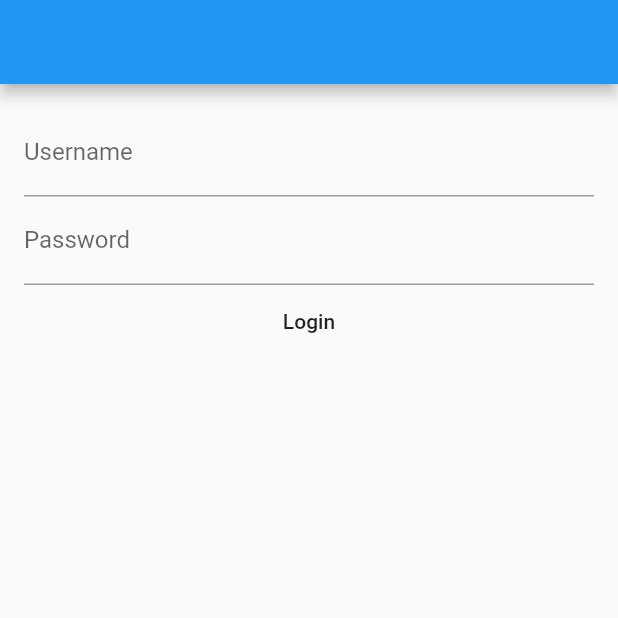
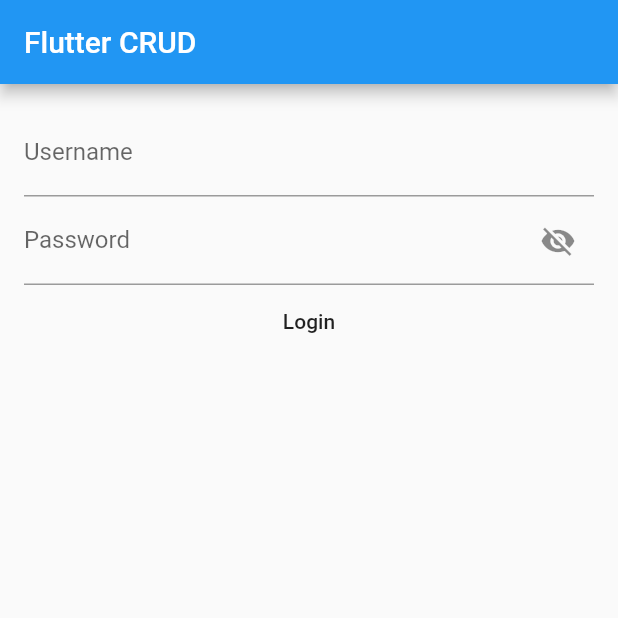
Before and after one commit to qkohst/flutter_crud, a Flutter app: the screen it shows after launch, on a phone screen of 412 x 824 dp, the top half of it. Run offline on Flutter 3.47's test engine with Material 2 defaults, Android fonts, the phone set to English and light mode, and no system bars.

Commit message:
Add Icon visibility Password

```diff
--- a/lib/main.dart
+++ b/lib/main.dart
@@ -18,6 +18,14 @@ class _LoginState extends State<Login> {
   String username, password;
   final _key = new GlobalKey<FormState>();
 
+  bool _secureText = true;
+
+  showHide() {
+    setState(() {
+      _secureText = !_secureText;
+    });
+  }
+
   check() {
     final form = _key.currentState;
     if (form.validate()) {
@@ -37,7 +45,9 @@ class _LoginState extends State<Login> {
   @override
   Widget build(BuildContext context) {
     return Scaffold(
-      appBar: AppBar(),
+      appBar: AppBar(
+        title: Text("Flutter CRUD"),
+      ),
       body: Form(
         key: _key,
         child: ListView(
@@ -54,9 +64,16 @@ class _LoginState extends State<Login> {
               decoration: InputDecoration(labelText: "Username"),
             ),
             TextFormField(
-              obscureText: true,
+              obscureText: _secureText,
               onSaved: (e) => password = e,
-              decoration: InputDecoration(labelText: "Password"),
+              decoration: InputDecoration(
+                labelText: "Password",
+                suffixIcon: IconButton(
+                  onPressed: showHide,
+                  icon: Icon(
+                      _secureText ? Icons.visibility_off : Icons.visibility),
+                ),
+              ),
             ),
             MaterialButton(
               onPressed: () {
```
